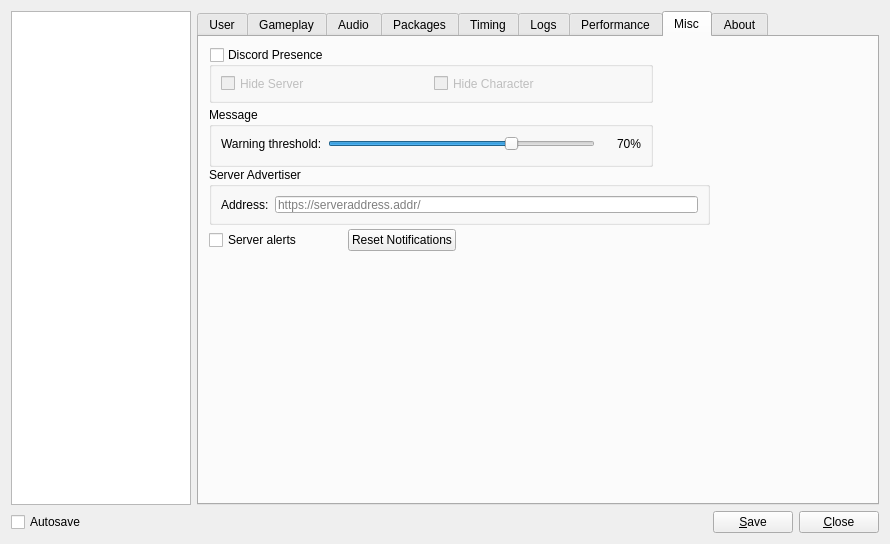
This is res/ui/config_panel.ui in Mystery-Novel-Online/MNO-Client as Qt 5 draws it before an edit. The edited form follows.
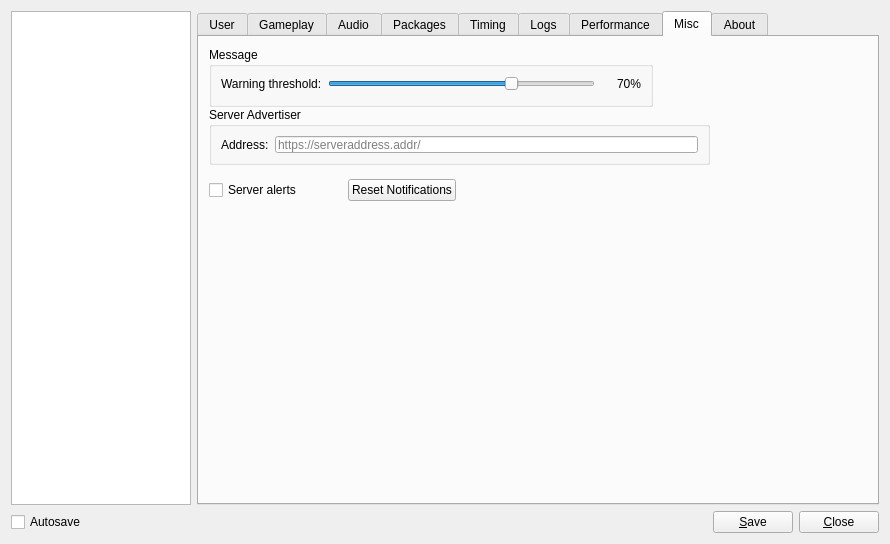
This is the edited form. The open tabs and pages were chosen to show the change.

Commit message: feat(configs): create new discord tab

The edit to the form file:
```diff
--- a/res/ui/config_panel.ui
+++ b/res/ui/config_panel.ui
@@ -1240,55 +1240,11 @@
         <attribute name="title">
          <string>Misc</string>
         </attribute>
-        <widget class="QGroupBox" name="discord_presence">
-         <property name="geometry">
-          <rect>
-           <x>10</x>
-           <y>10</y>
-           <width>444</width>
-           <height>56</height>
-          </rect>
-         </property>
-         <property name="sizePolicy">
-          <sizepolicy hsizetype="Preferred" vsizetype="Preferred">
-           <horstretch>0</horstretch>
-           <verstretch>0</verstretch>
-          </sizepolicy>
-         </property>
-         <property name="toolTip">
-          <string>&lt;html&gt;&lt;head/&gt;&lt;body&gt;&lt;p&gt;Enable Discord presence.&lt;/p&gt;&lt;p&gt;&lt;span style=&quot; color:#0000ff;&quot;&gt;[NOTE] &lt;/span&gt;Changes may take up to 15 seconds to be reflected in your Discord profile.&lt;/p&gt;&lt;/body&gt;&lt;/html&gt;</string>
-         </property>
-         <property name="title">
-          <string>Discord Presence</string>
-         </property>
-         <property name="checkable">
-          <bool>true</bool>
-         </property>
-         <property name="checked">
-          <bool>false</bool>
-         </property>
-         <layout class="QHBoxLayout" name="horizontalLayout">
-          <item>
-           <widget class="QCheckBox" name="discord_hide_server">
-            <property name="text">
-             <string>Hide Server</string>
-            </property>
-           </widget>
-          </item>
-          <item>
-           <widget class="QCheckBox" name="discord_hide_character">
-            <property name="text">
-             <string>Hide Character</string>
-            </property>
-           </widget>
-          </item>
-         </layout>
-        </widget>
         <widget class="QGroupBox" name="groupBox_9">
          <property name="geometry">
           <rect>
            <x>10</x>
-           <y>70</y>
+           <y>10</y>
            <width>444</width>
            <height>60</height>
           </rect>
@@ -1346,7 +1302,7 @@
          <property name="geometry">
           <rect>
            <x>10</x>
-           <y>190</y>
+           <y>140</y>
            <width>247</width>
            <height>26</height>
           </rect>
@@ -1391,7 +1347,7 @@
          <property name="geometry">
           <rect>
            <x>10</x>
-           <y>130</y>
+           <y>70</y>
            <width>501</width>
            <height>58</height>
           </rect>
```
Left out of the diff: 28 changed lines with no effect on the pictures. The commit also changes 8 other files.
